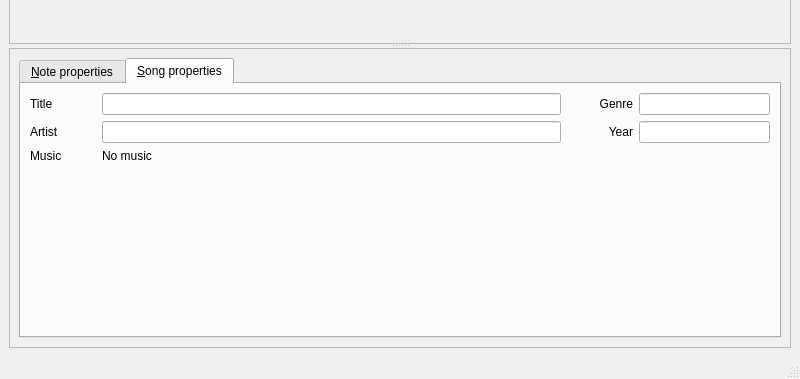
Before: the Qt Designer form editor.ui in performous/composer, drawn with Qt 5; both pictures show x 0 to 800 and y 221 to 600 of the 800 by 600 pixel window.
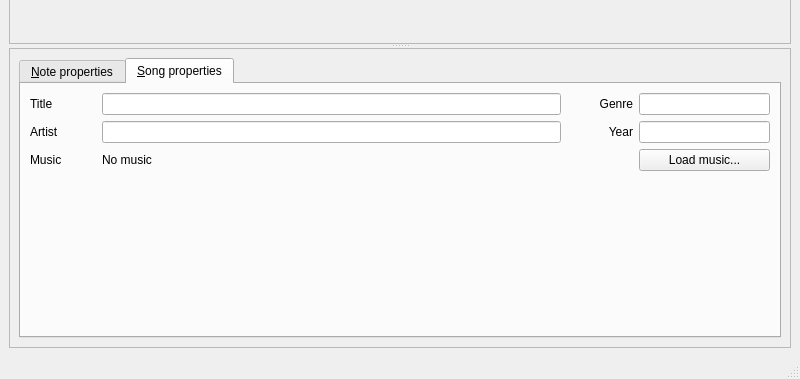
After: the same form once the commit is applied. The open tabs and pages were chosen to show the change.

Commit message: Add a push button for changing the music file.

The edit to the form file:
```diff
--- a/editor.ui
+++ b/editor.ui
@@ -306,6 +306,16 @@
               </property>
              </spacer>
             </item>
+            <item row="2" column="3">
+             <widget class="QPushButton" name="cmdMusicFile">
+              <property name="toolTip">
+               <string>Change music file...</string>
+              </property>
+              <property name="text">
+               <string>Load music...</string>
+              </property>
+             </widget>
+            </item>
            </layout>
           </widget>
          </widget>
```
Left out of the diff: 2 changed lines with no effect on the pictures. The commit also changes 1 other file.
